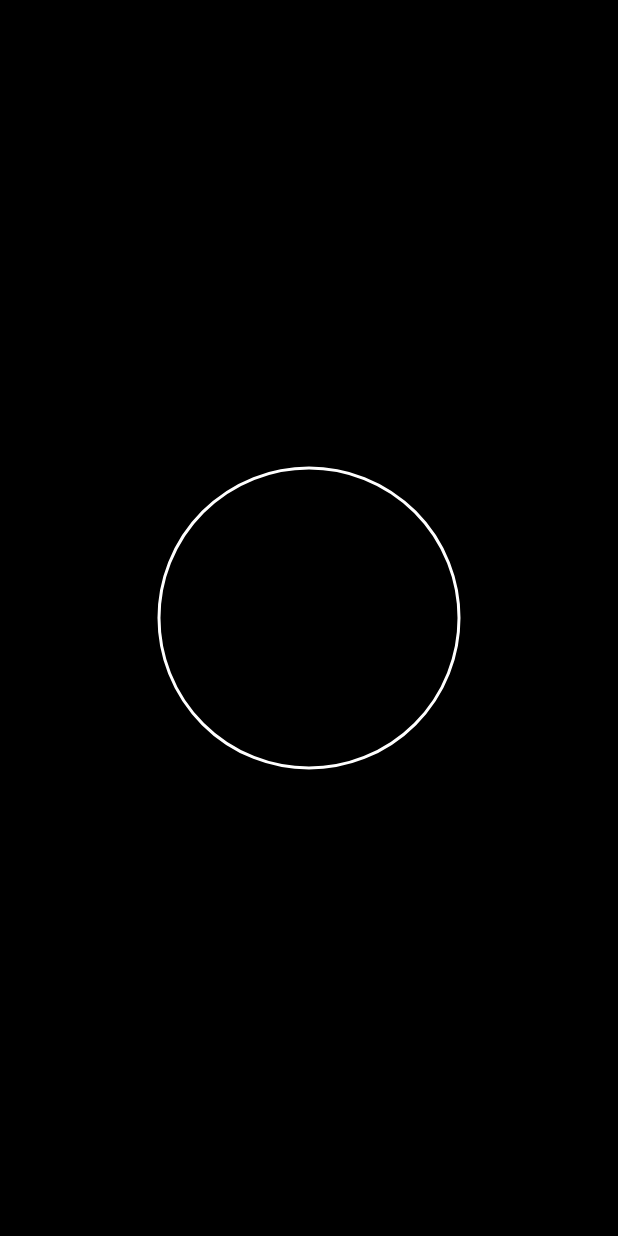
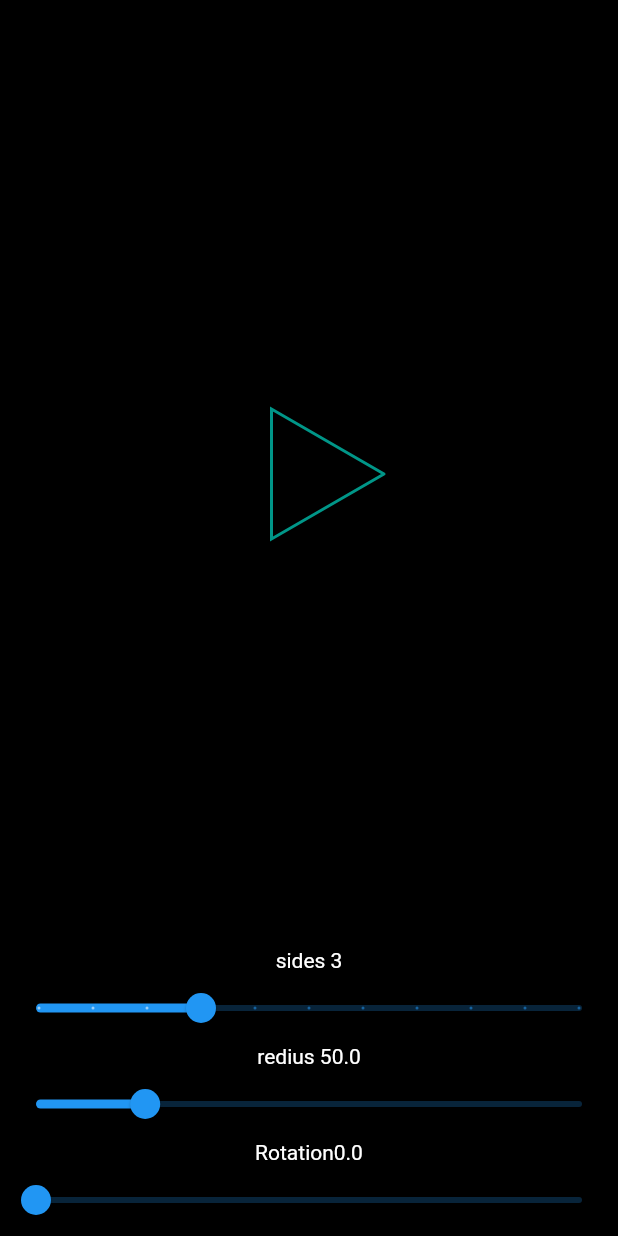
Before and after one commit to kanjiyakeyur/Animation-App, a Flutter app: the screen it shows after launch, on a phone screen of 412 x 824 dp. Run offline on Flutter 3.47's test engine with Material 2 defaults, Android fonts, the phone set to English and light mode, and no system bars.

Commit message:
Controlling side , radius and rotation of shape with Scroller widget

```diff
--- a/lib/test.dart
+++ b/lib/test.dart
@@ -1,35 +1,100 @@
 import 'package:flutter/material.dart';
+import 'dart:math' as math;
 
-class TextAnimation extends StatelessWidget {
+class TextAnimation extends StatefulWidget {
+  @override
+  _TextAnimationState createState() => _TextAnimationState();
+}
+
+class _TextAnimationState extends State<TextAnimation> {
+  int _side = 3;
+  double _redius = 50;
+  double _rotation = 0;
   @override
   Widget build(BuildContext context) {
     return Scaffold(
-      body: CustomPaint(
-        painter: ShapePainter(),
-        child: Container(),
+      body: Column(
+        children: [
+          Expanded(
+            child: CustomPaint(
+              painter: ShapePainter(_redius, _side, _rotation),
+              child: Container(),
+            ),
+          ),
+          Text(
+            'sides ' + _side.toString(),
+            style: TextStyle(color: Colors.white),
+          ),
+          Slider(
+            value: _side.toDouble(),
+            max: 10,
+            label: _side.toString(),
+            divisions: 10,
+            onChanged: (value) {
+              setState(() {
+                _side = value.toInt();
+              });
+            },
+          ),
+          Text(
+            'redius ' + _redius.toString(),
+            style: TextStyle(color: Colors.white),
+          ),
+          Slider(
+            value: _redius,
+            max: 250,
+            onChanged: (value) {
+              setState(() {
+                _redius = value;
+              });
+            },
+          ),
+          Text(
+            'Rotation' + _rotation.toString(),
+            style: TextStyle(color: Colors.white),
+          ),
+          Slider(
+              value: _rotation,
+              min: 0,
+              max: 10,
+              onChanged: (value) {
+                setState(() {
+                  _rotation = value;
+                });
+              })
+        ],
       ),
     );
   }
 }
 
 class ShapePainter extends CustomPainter {
+  final double redius;
+  final int side;
+  final double rotation;
+  ShapePainter(this.redius, this.side, this.rotation);
   @override
   void paint(Canvas canvas, Size size) {
     var paint = Paint()
-      ..color = Colors.white
+      ..color = Colors.teal
       ..strokeWidth = 2
       ..style = PaintingStyle.stroke
       ..strokeCap = StrokeCap.round;
 
-    //Offset startingpoint = Offset(0, size.height / 2);
-    //Offset endPoint = Offset(size.width - 20, size.height / 2);
-    //Offset centerPoint = Offset(size.width / 2, size.height / 2);
     var path = Path();
-    //path.moveTo(20, size.height / 2);
-    //path.lineTo(size.width, size.height / 2);
-    //canvas.drawPath(path, paint);
-    path.addOval(Rect.fromCircle(
-        center: Offset(size.width / 2, size.height / 2), radius: 100));
+    var angle = (math.pi * 2) / side;
+    Offset center = Offset(size.width / 2, size.height / 2);
+
+    Offset startPoint =
+        Offset(redius * math.cos(rotation), redius * math.sin(rotation));
+
+    path.moveTo(startPoint.dx + center.dx, startPoint.dy + center.dy);
+
+    for (int i = 1; i <= side; i++) {
+      double dx = redius * math.cos(angle * i + rotation) + center.dx;
+      double dy = redius * math.sin(angle * i + rotation) + center.dy;
+      path.lineTo(dx, dy);
+    }
     canvas.drawPath(path, paint);
   }
 
```
